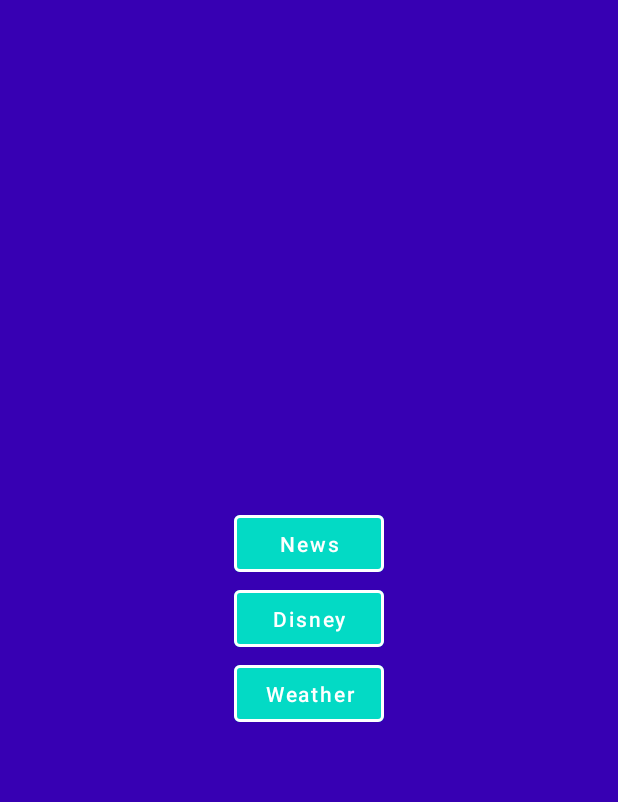
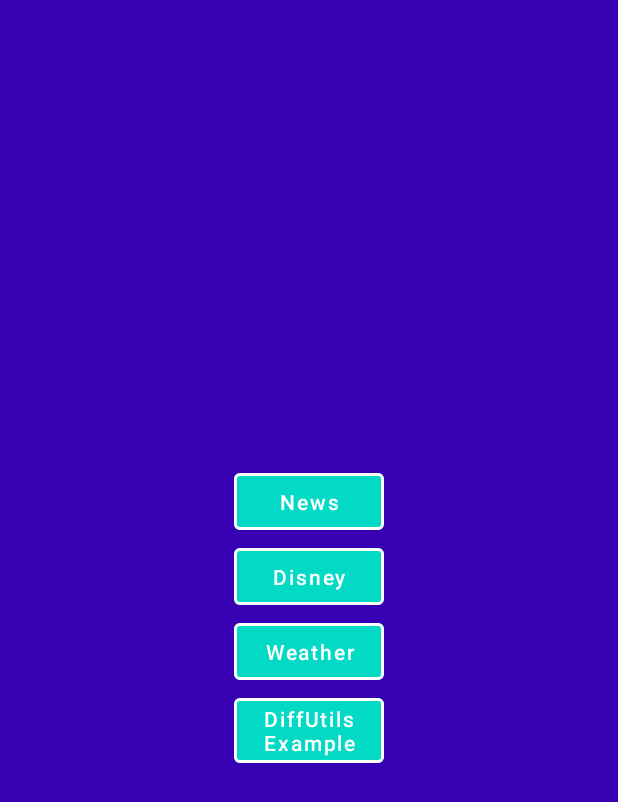
Before and after one commit to ziselos/AndroidLessonsPart2, an Android app: the screen it shows after launch (HomeActivity), on a phone screen of 412 x 824 dp. Shown: the top 802 px of the screen. Run offline under Robolectric (Android 15) with nearby library versions, the phone set to English and light mode, and no system bars.

Commit message:
Example of city diff utils

```diff
--- a/app/src/main/AndroidManifest.xml
+++ b/app/src/main/AndroidManifest.xml
@@ -29,6 +29,7 @@
         <activity android:name=".ui.activity.DisneyCharactersActivity"/>
         <activity android:name=".ui.activity.WeatherCitiesActivity"/>
         <activity android:name=".ui.activity.WeatherForecastActivity"/>
+        <activity android:name=".ui.activity.DiffUtilExampleActivity"/>
     </application>
 
 </manifest>
--- a/app/src/main/java/com/example/androidlessonspart2/ui/activity/HomeActivity.kt
+++ b/app/src/main/java/com/example/androidlessonspart2/ui/activity/HomeActivity.kt
@@ -37,6 +37,12 @@ class HomeActivity: AppCompatActivity() {
                     startActivity(it)
                 }
             }
+
+            diffUtilExample.setOnClickListener {
+                Intent(this@HomeActivity, DiffUtilExampleActivity::class.java).also {
+                    startActivity(it)
+                }
+            }
         }
     }
 
--- /dev/null
+++ b/app/src/main/res/drawable/ic_baseline_add_24.xml
@@ -0,0 +1,5 @@
+<vector android:height="24dp" android:tint="#FFFFFF"
+    android:viewportHeight="24" android:viewportWidth="24"
+    android:width="24dp" xmlns:android="http://schemas.android.com/apk/res/android">
+    <path android:fillColor="@android:color/white" android:pathData="M19,13h-6v6h-2v-6H5v-2h6V5h2v6h6v2z"/>
+</vector>
--- a/app/src/main/res/layout/activity_home.xml
+++ b/app/src/main/res/layout/activity_home.xml
@@ -57,6 +57,19 @@
             style="@style/Widget.MaterialComponents.Button.OutlinedButton"
             android:textSize="@dimen/common_text_size_fourteen"/>
 
+        <com.google.android.material.button.MaterialButton
+            android:id="@+id/diffUtilExample"
+            android:layout_width="@dimen/common_one_hundred_dp"
+            android:layout_height="wrap_content"
+            android:text="DiffUtils Example"
+            android:textAllCaps="false"
+            android:textColor="@color/white"
+            app:strokeColor="@color/white"
+            app:backgroundTint="@color/teal_200"
+            app:strokeWidth="2dp"
+            style="@style/Widget.MaterialComponents.Button.OutlinedButton"
+            android:textSize="@dimen/common_text_size_fourteen"/>
+
 
     </LinearLayout>
 
```
Also changed, not shown: app/src/main/java/com/example/androidlessonspart2/adapters/CityListAdapter.kt (+27 -0 lines), app/src/main/java/com/example/androidlessonspart2/ui/activity/DiffUtilExampleActivity.kt (added, +64 -0 lines), app/src/main/res/layout/activity_diff_util_example.xml (added, +34 -0 lines).
